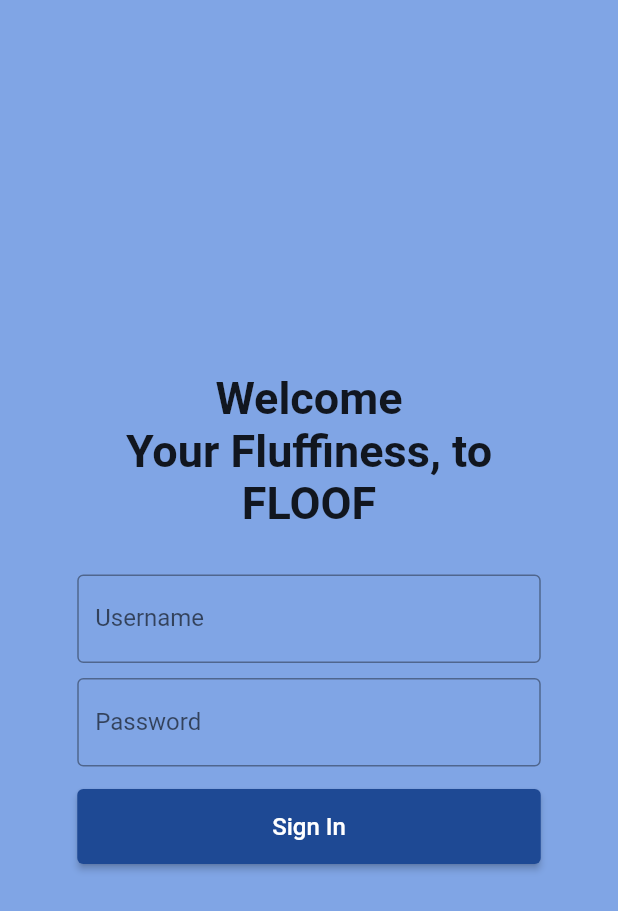
After one commit to benweschler/JoshBirthday, a Flutter app: the AuthScreen screen opened directly, on a phone screen of 412 x 824 dp. The commit adds this screen. Shown: the top 911 px of the screen. Run offline on Flutter 3.47's test engine with Material 2 defaults, Android fonts, the phone set to English and light mode, and no system bars; our stand-ins replace audioplayers, cloud_firestore, firebase_core, image_gallery_saver, internet_connection_checker, permission_handler and 2 more; accounts and stored records are empty; statements that could not run were skipped.

Commit message:
Added a skeleton sign-in screen (nonfunctional).
Fixed several small typos and naming/formatting issues.

```diff
--- /dev/null
+++ b/lib/auth_screen.dart
@@ -0,0 +1,65 @@
+import 'package:floof/style.dart';
+import 'package:flutter/material.dart';
+
+class AuthScreen extends StatelessWidget {
+  const AuthScreen({Key? key}) : super(key: key);
+
+  @override
+  Widget build(BuildContext context) {
+    return Scaffold(
+      body: SafeArea(
+        bottom: false,
+        child: Center(
+          child: Column(
+            mainAxisAlignment: MainAxisAlignment.center,
+            children: [
+              Text(
+                "Welcome\nYour Fluffiness, to\nFLOOF",
+                style: TextStyles.title,
+                textAlign: TextAlign.center,
+              ),
+              SizedBox(height: Insets.spacer),
+              SizedBox(
+                width: MediaQuery.of(context).size.width * 0.75,
+                child: Form(
+                  child: Column(
+                    crossAxisAlignment: CrossAxisAlignment.stretch,
+                    children: [
+                      TextFormField(
+                        style: const TextStyle(fontSize: 16),
+                        decoration: const InputDecoration(
+                          border: OutlineInputBorder(),
+                          labelText: 'Username',
+                        ),
+                      ),
+                      SizedBox(height: Insets.med),
+                      TextFormField(
+                        style: const TextStyle(fontSize: 16),
+                        decoration: const InputDecoration(
+                          border: OutlineInputBorder(),
+                          labelText: 'Password',
+                        ),
+                      ),
+                      SizedBox(height: Insets.lg),
+                      ElevatedButton(
+                        child: const Text(
+                          "Sign In",
+                          style: TextStyle(fontSize: 16),
+                        ),
+                        style: ElevatedButton.styleFrom(
+                          primary: Theme.of(context).cardColor,
+                          fixedSize: const Size.fromHeight(50),
+                        ),
+                        onPressed: () {},
+                      )
+                    ],
+                  ),
+                ),
+              ),
+            ],
+          ),
+        ),
+      ),
+    );
+  }
+}
--- a/lib/bootstrapper.dart
+++ b/lib/bootstrapper.dart
@@ -45,6 +45,7 @@ class Bootstrapper {
     DocumentSnapshot appIDDoc =
         await firestore.doc('app_id/active_app_id').get();
     String activeFirestoreID = appIDDoc.get('active_app_id') as String;
+
     // Another app instance has written to Firestore more recently than this one
     if (activeFirestoreID != appID) {
       // Set the active app ID in Firestore to this one
--- a/lib/home/coupon_row/coupon_view.dart
+++ b/lib/home/coupon_row/coupon_view.dart
@@ -20,7 +20,7 @@ class CouponView extends StatelessWidget {
   @override
   Widget build(BuildContext context) {
     final Color textColor = Theme.of(context).cardColor;
-    final TextStyle smallStyle = TextStyles.h1.copyWith(color: textColor);
+    final TextStyle smallStyle = TextStyles.body.copyWith(color: textColor);
     final TextStyle largeStyle = TextStyles.title.copyWith(color: textColor);
 
     final List<String> textRows = [
@@ -182,7 +182,7 @@ class CouponView extends StatelessWidget {
         content: Text(
           'Gimme my stuff!',
           textAlign: TextAlign.center,
-          style: TextStyles.h1.copyWith(
+          style: TextStyles.body.copyWith(
             color: textColor,
           ),
         ),
--- a/lib/home/home.dart
+++ b/lib/home/home.dart
@@ -12,8 +12,6 @@ class Home extends StatelessWidget {
   Widget build(BuildContext context) {
     return Scaffold(
       body: SafeArea(
-        left: false,
-        right: false,
         bottom: false,
         child: SingleChildScrollView(
           scrollDirection: Axis.vertical,
--- a/lib/home/sound_row/sound_tile.dart
+++ b/lib/home/sound_row/sound_tile.dart
@@ -28,7 +28,7 @@ class SoundTile extends StatelessWidget {
       child: Column(
         mainAxisAlignment: MainAxisAlignment.spaceEvenly,
         children: [
-          Text(sound.name, textAlign: TextAlign.center, style: TextStyles.h1),
+          Text(sound.name, textAlign: TextAlign.center, style: TextStyles.body),
           GestureDetector(
             child: Icon(
               currentlyPlaying == sound
--- a/lib/main.dart
+++ b/lib/main.dart
@@ -1,5 +1,6 @@
 import 'dart:async';
 
+import 'package:floof/auth_screen.dart';
 import 'package:floof/not_activated_screen.dart';
 import 'package:floof/utils/color_utils.dart';
 import 'package:flutter/material.dart';
@@ -46,6 +47,7 @@ class _MainAppState extends State<MainApp> {
         scaffoldBackgroundColor: backgroundColor,
         cardColor: changeColorLightness(backgroundColor, -0.35),
       ),
+      //home: const AuthScreen(),
       home: isActivated ? const Home() : const NotActivatedScreen(),//Home(),
     );
   }
--- a/lib/style.dart
+++ b/lib/style.dart
@@ -23,6 +23,6 @@ class TextStyles {
   static TextStyle get subtitle =>
       const TextStyle(fontSize: 24, fontWeight: FontWeight.w500);
 
-  static TextStyle get h1 =>
+  static TextStyle get body =>
       const TextStyle(fontSize: 20, fontWeight: FontWeight.normal);
 }
```
Also changed, not shown: lib/home/coupon_row/coupon_list.dart (+15 -15 lines).
